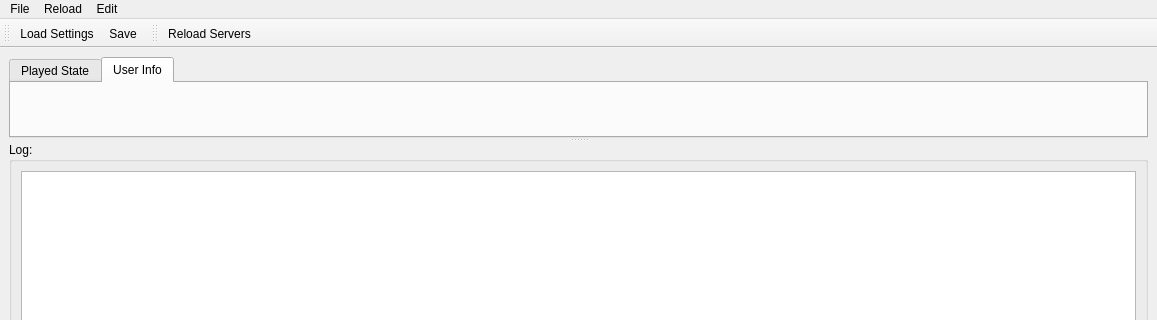
The window that UI/MainWindow.ui (towel42-com/EmbySync) describes before a commit, drawn with Qt 5; both pictures show x 0 to 1157 and y 0 to 320 of the 1157 by 826 pixel window.
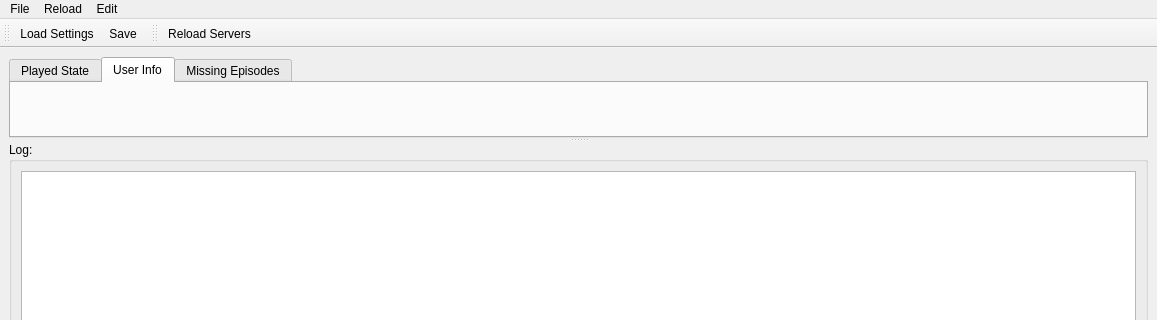
The same window after the commit. The open tabs and pages were chosen to show the change. Icons and pictures are not drawn. Custom widgets are drawn as their Qt base class.

Commit message: Save last open tab

```diff
--- a/UI/MainWindow.ui
+++ b/UI/MainWindow.ui
@@ -34,6 +34,11 @@
          <string>User Info</string>
         </attribute>
        </widget>
+       <widget class="CMissingEpisodes" name="missingEpisodes">
+        <attribute name="title">
+         <string>Missing Episodes</string>
+        </attribute>
+       </widget>
       </widget>
       <widget class="QGroupBox" name="groupBox">
        <property name="title">
@@ -219,6 +224,12 @@
    <header>UserInfoCompare.h</header>
    <container>1</container>
   </customwidget>
+  <customwidget>
+   <class>CMissingEpisodes</class>
+   <extends>QWidget</extends>
+   <header>MissingEpisodes.h</header>
+   <container>1</container>
+  </customwidget>
  </customwidgets>
  <resources>
   <include location="EmbySync.qrc"/>
```
Left out of the diff: 2 changed lines with no effect on the pictures. The commit also changes 1 other file.
